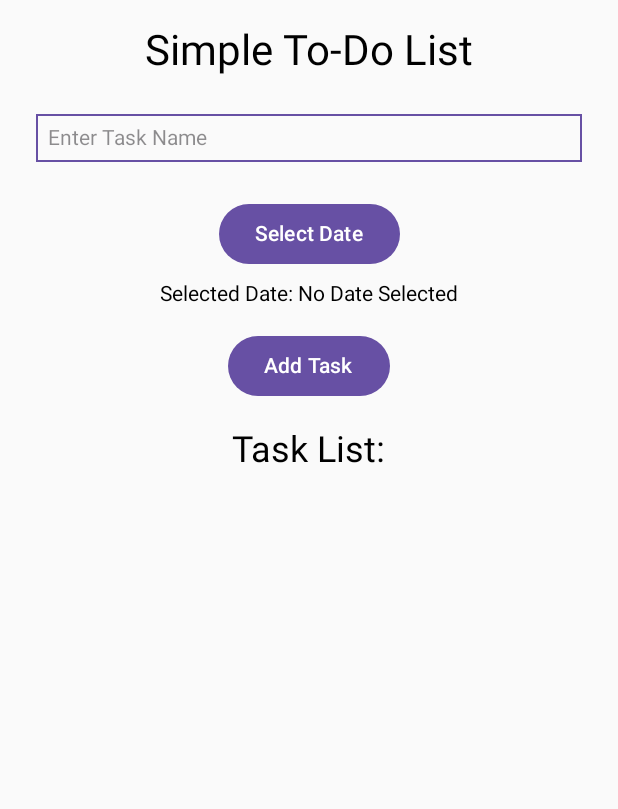
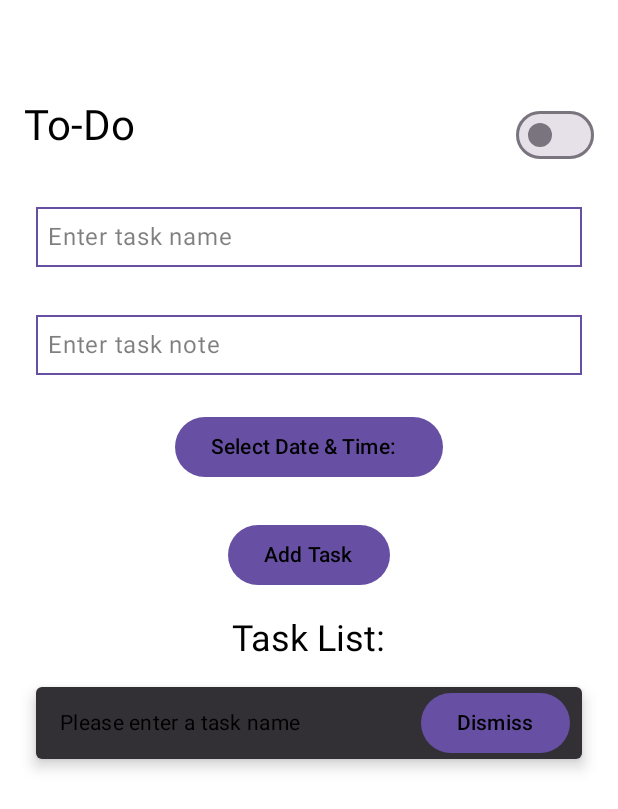
Before and after one commit to charviis/android-todo, an Android app built with Jetpack Compose: the screen it shows after launch (MainActivity), after a tap on "Add Task", on a phone screen of 412 x 824 dp. Shown: the top 809 px of the screen. Run offline under Robolectric (Android 15) with nearby library versions, the phone set to English and light mode, and no system bars.

Commit message:
Add files via upload

```diff
--- a/app/src/main/java/com/example/myapplication/MainActivity.kt
+++ b/app/src/main/java/com/example/myapplication/MainActivity.kt
@@ -1,26 +1,26 @@
 package com.example.myapplication
 
+import android.annotation.SuppressLint
+import android.app.DatePickerDialog
+import android.app.TimePickerDialog
 import android.os.Bundle
-import android.util.Log
 import androidx.activity.ComponentActivity
 import androidx.activity.compose.setContent
+import androidx.compose.foundation.background
+import androidx.compose.foundation.border
 import androidx.compose.foundation.layout.*
-import androidx.compose.foundation.text.BasicTextField
 import androidx.compose.foundation.lazy.LazyColumn
 import androidx.compose.foundation.lazy.items
+import androidx.compose.foundation.text.BasicTextField
 import androidx.compose.material3.*
 import androidx.compose.runtime.*
+import androidx.compose.ui.Alignment
 import androidx.compose.ui.Modifier
+import androidx.compose.ui.graphics.Color
+import androidx.compose.ui.platform.LocalContext
 import androidx.compose.ui.text.input.TextFieldValue
 import androidx.compose.ui.unit.dp
-import androidx.compose.ui.Alignment
-import androidx.compose.ui.platform.LocalContext
-import androidx.compose.ui.platform.LocalDensity
-import androidx.compose.ui.platform.LocalView
-import android.app.DatePickerDialog
-import androidx.compose.foundation.border
-import androidx.core.view.ViewCompat
-import androidx.core.view.WindowInsetsCompat
+import androidx.compose.ui.unit.sp
 import java.util.*
 
 class MainActivity : ComponentActivity() {
@@ -34,157 +34,249 @@ class MainActivity : ComponentActivity() {
 
 @Composable
 fun ToDoListApp() {
+    var isDarkMode by remember { mutableStateOf(false) }
+    val backgroundColor = if (isDarkMode) Color(0xFF121212) else Color(0xFFFFFFFF)
+    val textColor = if (isDarkMode) Color(0xFFFFFFFF) else Color(0xFF000000)
+
+    MaterialTheme(
+        colorScheme = if (isDarkMode) darkColorScheme() else lightColorScheme()
+    ) {
+        Column(
+            modifier = Modifier
+                .fillMaxSize()
+                .background(backgroundColor)
+                .padding(16.dp),
+            horizontalAlignment = Alignment.CenterHorizontally
+        ) {
+            Spacer(modifier = Modifier.height(50.dp)) // Add spacer to move content lower
+            Row(
+                modifier = Modifier.fillMaxWidth(),
+                horizontalArrangement = Arrangement.SpaceBetween
+            ) {
+                Text(text = "To-Do", style = MaterialTheme.typography.headlineMedium, color = textColor)
+                Switch(checked = isDarkMode, onCheckedChange = { isDarkMode = it })
+            }
+            Spacer(modifier = Modifier.height(16.dp))
+            ToDoListContent(textColor)
+        }
+    }
+}
+
+@SuppressLint("DefaultLocale")
+@Composable
+fun ToDoListContent(textColor: Color) {
     var taskName by remember { mutableStateOf(TextFieldValue("")) }
-    var taskDate by remember { mutableStateOf("No Date Selected") }
+    var taskNote by remember { mutableStateOf(TextFieldValue("")) }
+    var taskDate by remember { mutableStateOf("") }
+    var taskTime by remember { mutableStateOf("") }
     val context = LocalContext.current
-    val taskList = remember { mutableStateListOf<Pair<String, String>>() }
-    var editingTask by remember { mutableStateOf<Pair<String, String>?>(null) }
+    val taskList = remember { mutableStateListOf<Quadruple<String, String, String, String>>() }
+    var editingTask by remember { mutableStateOf<Quadruple<String, String, String, String>?>(null) }
+    var showSnackbar by remember { mutableStateOf(false) }
+    var snackbarMessage by remember { mutableStateOf("") }
 
-    val insets = with(LocalDensity.current) {
-        val rootView = LocalView.current
-        val windowInsets = ViewCompat.getRootWindowInsets(rootView)
-        Log.d("com.example.myapplication.ToDoListApp", "windowInsets: $windowInsets")
-        windowInsets?.getInsets(WindowInsetsCompat.Type.systemBars())?.top?.toDp() ?: 0.dp
+    BasicTextField(
+        value = taskName,
+        onValueChange = { taskName = it },
+        modifier = Modifier
+            .fillMaxWidth()
+            .padding(8.dp)
+            .border(1.dp, MaterialTheme.colorScheme.primary),
+        textStyle = LocalTextStyle.current.copy(color = textColor),
+        decorationBox = { innerTextField ->
+            Row(
+                modifier = Modifier.padding(8.dp)
+            ) {
+                if (taskName.text.isEmpty()) {
+                    Text("Enter task name", color = textColor.copy(alpha = 0.5f))
+                }
+                innerTextField()
+            }
+        }
+    )
+
+    Spacer(modifier = Modifier.height(16.dp))
+
+    BasicTextField(
+        value = taskNote,
+        onValueChange = { taskNote = it },
+        modifier = Modifier
+            .fillMaxWidth()
+            .padding(8.dp)
+            .border(1.dp, MaterialTheme.colorScheme.primary),
+        textStyle = LocalTextStyle.current.copy(color = textColor),
+        decorationBox = { innerTextField ->
+            Row(
+                modifier = Modifier.padding(8.dp)
+            ) {
+                if (taskNote.text.isEmpty()) {
+                    Text("Enter task note", color = textColor.copy(alpha = 0.5f))
+                }
+                innerTextField()
+            }
+        }
+    )
+
+    Spacer(modifier = Modifier.height(16.dp))
+
+    Button(onClick = {
+        val calendar = Calendar.getInstance()
+        val year = calendar.get(Calendar.YEAR)
+        val month = calendar.get(Calendar.MONTH)
+        val day = calendar.get(Calendar.DAY_OF_MONTH)
+
+        DatePickerDialog(
+            context,
+            { _, selectedYear, selectedMonth, selectedDay ->
+                taskDate = "$selectedDay/${selectedMonth + 1}/$selectedYear"
+
+                TimePickerDialog(
+                    context,
+                    { _, selectedHour, selectedMinute ->
+                        taskTime = String.format("%02d:%02d", selectedHour, selectedMinute)
+                    },
+                    calendar.get(Calendar.HOUR_OF_DAY),
+                    calendar.get(Calendar.MINUTE),
+                    true
+                ).show()
+
+            },
+            year, month, day
+        ).show()
+    }) {
+        Text("Select Date & Time: $taskDate $taskTime", color = textColor)
     }
 
-    Column(
-        modifier = Modifier
-            .fillMaxSize()
-            .padding(top = insets + 16.dp, start = 16.dp, end = 16.dp, bottom = 16.dp),
-        horizontalAlignment = Alignment.CenterHorizontally
-    ) {
-        Text(text = "Simple To-Do List", style = MaterialTheme.typography.headlineMedium)
-        Spacer(modifier = Modifier.height(16.dp))
+    Spacer(modifier = Modifier.height(8.dp))
+    if (taskDate.isNotEmpty()) {
+        Text(text = "Selected Date: $taskDate", color = textColor)
+    }
+    if (taskTime.isNotEmpty()) {
+        Text(text = "Selected Time: $taskTime", color = textColor)
+    }
 
-        // Task input field
-        BasicTextField(
-            value = taskName,
-            onValueChange = { taskName = it },
-            modifier = Modifier
-                .fillMaxWidth()
-                .padding(8.dp)
-                .border(1.dp, MaterialTheme.colorScheme.primary),
-            decorationBox = { innerTextField ->
-                Row(
-                    modifier = Modifier.padding(8.dp)
-                ) {
-                    if (taskName.text.isEmpty()) {
-                        Text("Enter Task Name", color = MaterialTheme.colorScheme.onBackground.copy(alpha = 0.5f))
-                    }
-                    innerTextField()
-                }
+    Spacer(modifier = Modifier.height(16.dp))
+
+    Button(onClick = {
+        when {
+            taskName.text.isBlank() -> {
+                snackbarMessage = "Please enter a task name"
+                showSnackbar = true
             }
-        )
-
-        Spacer(modifier = Modifier.height(16.dp))
-
-        // Date picker button
-        Button(onClick = {
-            val calendar = Calendar.getInstance()
-            val year = calendar.get(Calendar.YEAR)
-            val month = calendar.get(Calendar.MONTH)
-            val day = calendar.get(Calendar.DAY_OF_MONTH)
-
-            DatePickerDialog(
-                context,
-                { _, selectedYear, selectedMonth, selectedDay ->
-                    taskDate = "$selectedDay/${selectedMonth + 1}/$selectedYear"
-                },
-                year, month, day
-            ).show()
-        }) {
-            Text("Select Date")
-        }
-
-        Spacer(modifier = Modifier.height(8.dp))
-        Text(text = "Selected Date: $taskDate")
-
-        Spacer(modifier = Modifier.height(16.dp))
-
-        // Add task button
-        Button(onClick = {
-            if (taskName.text.isNotBlank() && taskDate != "No Date Selected") {
-                taskList.add(taskName.text to taskDate)
+            taskNote.text.isBlank() -> {
+                snackbarMessage = "Please enter a task note"
+                showSnackbar = true
+            }
+            taskDate.isEmpty() -> {
+                snackbarMessage = "Please select a date"
+                showSnackbar = true
+            }
+            taskTime.isEmpty() -> {
+                snackbarMessage = "Please select a time"
+                showSnackbar = true
+            }
+            else -> {
+                taskList.add(Quadruple(taskName.text, taskDate, taskTime, taskNote.text))
                 taskName = TextFieldValue("")
-                taskDate = "No Date Selected"
-            }
-        }) {
-            Text("Add Task")
-        }
-
-        Spacer(modifier = Modifier.height(16.dp))
-
-        // Task list
-        Text(text = "Task List:", style = MaterialTheme.typography.headlineSmall)
-        Spacer(modifier = Modifier.height(8.dp))
-
-        LazyColumn(modifier = Modifier.fillMaxWidth()) {
-            items(taskList) { task ->
-                TaskItem(taskName = task.first, taskDate = task.second, onEdit = {
-                    editingTask = task
-                }) {
-                    taskList.remove(task)
-                }
+                taskNote = TextFieldValue("")
+                taskDate = ""
+                taskTime = ""
             }
         }
+    }) {
+        Text("Add Task", color = textColor)
+    }
 
-        // Edit task dialog
-        if (editingTask != null) {
-            EditTaskDialog(
-                task = editingTask!!,
-                onDismiss = { editingTask = null },
-                onSave = { newTask ->
-                    val index = taskList.indexOf(editingTask)
-                    if (index != -1) {
-                        taskList[index] = newTask
-                    }
-                    editingTask = null
+    Spacer(modifier = Modifier.height(16.dp))
+
+    Text(text = "Task List:", style = MaterialTheme.typography.headlineSmall, color = textColor)
+    Spacer(modifier = Modifier.height(8.dp))
+
+    LazyColumn(modifier = Modifier.fillMaxWidth()) {
+        items(taskList) { task ->
+            TaskItem(taskName = task.first, taskDate = task.second, taskTime = task.third, taskNote = task.fourth, textColor = textColor, onEdit = {
+                editingTask = task
+            }) {
+                taskList.remove(task)
+            }
+        }
+    }
+
+    if (editingTask != null) {
+        EditTaskDialog(
+            task = editingTask!!,
+            onDismiss = { editingTask = null },
+            onSave = { newTask ->
+                val index = taskList.indexOf(editingTask)
+                if (index != -1) {
+                    taskList[index] = newTask
                 }
-            )
+                editingTask = null
+            },
+            textColor = textColor
+        )
+    }
+
+    if (showSnackbar) {
+        Snackbar(
+            action = {
+                Button(onClick = { showSnackbar = false }) {
+                    Text("Dismiss", color = textColor)
+                }
+            },
+            modifier = Modifier.padding(8.dp)
+        ) {
+            Text(snackbarMessage, color = textColor)
         }
     }
 }
 
 @Composable
-fun TaskItem(taskName: String, taskDate: String, onEdit: () -> Unit, onRemove: () -> Unit) {
+fun TaskItem(taskName: String, taskDate: String, taskTime: String, taskNote: String, textColor: Color, onEdit: () -> Unit, onRemove: () -> Unit) {
     Card(
         modifier = Modifier
             .fillMaxWidth()
             .padding(vertical = 4.dp),
         elevation = CardDefaults.cardElevation(defaultElevation = 4.dp)
     ) {
-        Row(
+        Column(
             modifier = Modifier
                 .fillMaxWidth()
                 .padding(16.dp),
-            horizontalArrangement = Arrangement.SpaceBetween
+            horizontalAlignment = Alignment.Start
         ) {
-            Column {
-                Text(text = taskName)
-                Text(text = taskDate)
+            Text(text = taskName, fontSize = 18.sp, color = textColor)
+            Text(text = "$taskDate at $taskTime", fontSize = 14.sp, color = textColor)
+            if (taskNote.isNotEmpty()) {
+                Text(text = "Note: $taskNote", fontSize = 14.sp, color = textColor)
             }
-            Row {
-                Button(onClick = { onEdit() }) {
-                    Text("Edit")
+            Row(
+                modifier = Modifier.fillMaxWidth(),
+                horizontalArrangement = Arrangement.End
+            ) {
+                Button(onClick = { onEdit() }, modifier = Modifier.padding(end = 8.dp)) {
+                    Text("Edit", color = textColor)
                 }
-                Spacer(modifier = Modifier.width(8.dp))
                 Button(onClick = { onRemove() }) {
-                    Text("Remove")
+                    Text("Remove", color = textColor)
                 }
             }
         }
     }
 }
 
+@SuppressLint("DefaultLocale")
 @Composable
-fun EditTaskDialog(task: Pair<String, String>, onDismiss: () -> Unit, onSave: (Pair<String, String>) -> Unit) {
+fun EditTaskDialog(task: Quadruple<String, String, String, String>, onDismiss: () -> Unit, onSave: (Quadruple<String, String, String, String>) -> Unit, textColor: Color) {
     var taskName by remember { mutableStateOf(TextFieldValue(task.first)) }
     var taskDate by remember { mutableStateOf(task.second) }
+    var taskTime by remember { mutableStateOf(task.third) }
+    var taskNote by remember { mutableStateOf(TextFieldValue(task.fourth)) }
     val context = LocalContext.current
 
     AlertDialog(
         onDismissRequest = onDismiss,
-        title = { Text("Edit Task") },
+        title = { Text("Edit Task", color = textColor) },
         text = {
             Column {
                 BasicTextField(
@@ -194,12 +286,35 @@ fun EditTaskDialog(task: Pair<String, String>, onDismiss: () -> Unit, onSave: (P
                         .fillMaxWidth()
                         .padding(8.dp)
                         .border(1.dp, MaterialTheme.colorScheme.primary),
+                    textStyle = LocalTextStyle.current.copy(color = textColor),
                     decorationBox = { innerTextField ->
                         Row(
                             modifier = Modifier.padding(8.dp)
                         ) {
                             if (taskName.text.isEmpty()) {
-                                Text("Enter Task Name", color = MaterialTheme.colorScheme.onBackground.copy(alpha = 0.5f))
+                                Text("Enter task name", color = textColor.copy(alpha = 0.5f))
+                            }
+                            innerTextField()
+                        }
+                    }
+                )
+
+                Spacer(modifier = Modifier.height(16.dp))
+
+                BasicTextField(
+                    value = taskNote,
+                    onValueChange = { taskNote = it },
+                    modifier = Modifier
+                        .fillMaxWidth()
+                        .padding(8.dp)
+                        .border(1.dp, MaterialTheme.colorScheme.primary),
+                    textStyle = LocalTextStyle.current.copy(color = textColor),
+                    decorationBox = { innerTextField ->
+                        Row(
+                            modifier = Modifier.padding(8.dp)
+                        ) {
+                            if (taskNote.text.isEmpty()) {
+                                Text("Enter task note", color = textColor.copy(alpha = 0.5f))
                             }
                             innerTextField()
                         }
@@ -218,28 +333,47 @@ fun EditTaskDialog(task: Pair<String, String>, onDismiss: () -> Unit, onSave: (P
                         context,
                         { _, selectedYear, selectedMonth, selectedDay ->
                             taskDate = "$selectedDay/${selectedMonth + 1}/$selectedYear"
+
+                            TimePickerDialog(
+                                context,
+                                { _, selectedHour, selectedMinute ->
+                                    taskTime = String.format("%02d:%02d", selectedHour, selectedMinute)
+                                },
+                                calendar.get(Calendar.HOUR_OF_DAY),
+                                calendar.get(Calendar.MINUTE),
+                                true
+                            ).show()
+
                         },
                         year, month, day
                     ).show()
                 }) {
-                    Text("Select Date")
+                    Text("Select Date & Time", color = textColor)
                 }
 
                 Spacer(modifier = Modifier.height(8.dp))
-                Text(text = "Selected Date: $taskDate")
+                if (taskDate.isNotEmpty()) {
+                    Text(text = "Selected Date: $taskDate", color = textColor)
+                }
+                if (taskTime.isNotEmpty()) {
+                    Text(text = "Selected Time: $taskTime", color = textColor)
+                }
             }
         },
         confirmButton = {
             Button(onClick = {
-                onSave(taskName.text to taskDate)
+                onSave(Quadruple(taskName.text, taskDate, taskTime, taskNote.text))
             }) {
-                Text("Save")
+                Text("Save", color = textColor)
             }
         },
         dismissButton = {
             Button(onClick = onDismiss) {
-                Text("Cancel")
+                Text("Cancel", color = textColor)
             }
         }
     )
 }
+
+// Data class Quadruple used for four properties
+data class Quadruple<A, B, C, D>(val first: A, val second: B, val third: C, val fourth: D)
```
